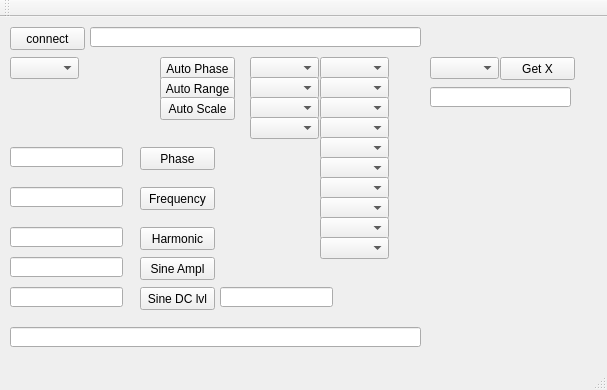
This is SerialPortCommunicationQt/SerialPortCommunication/SRS/LockInAmplifier/Final_Lock-In-Amplifier/mainwindow.ui in vicvict/Lock-In-Amplifier as Qt 5 draws it before an edit. The edited form follows.
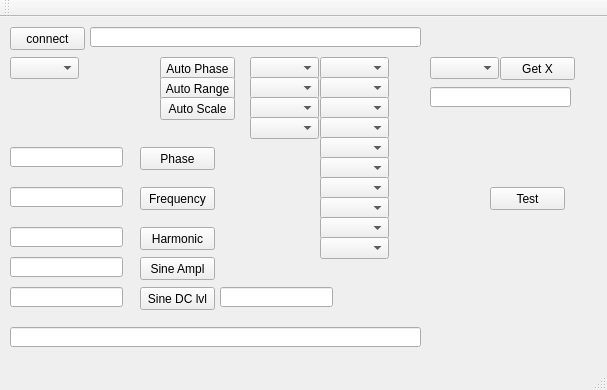
This is the edited form.

The edit to the form file:
```diff
--- a/SerialPortCommunicationQt/SerialPortCommunication/SRS/LockInAmplifier/Final_Lock-In-Amplifier/mainwindow.ui
+++ b/SerialPortCommunicationQt/SerialPortCommunication/SRS/LockInAmplifier/Final_Lock-In-Amplifier/mainwindow.ui
@@ -397,6 +397,19 @@
      </rect>
     </property>
    </widget>
+   <widget class="QPushButton" name="Test">
+    <property name="geometry">
+     <rect>
+      <x>490</x>
+      <y>170</y>
+      <width>75</width>
+      <height>23</height>
+     </rect>
+    </property>
+    <property name="text">
+     <string>Test</string>
+    </property>
+   </widget>
   </widget>
   <widget class="QMenuBar" name="menuBar">
    <property name="geometry">
```
Left out of the diff: 3 changed lines with no effect on the pictures. Lines whose indentation alone changed are shown as unchanged.
